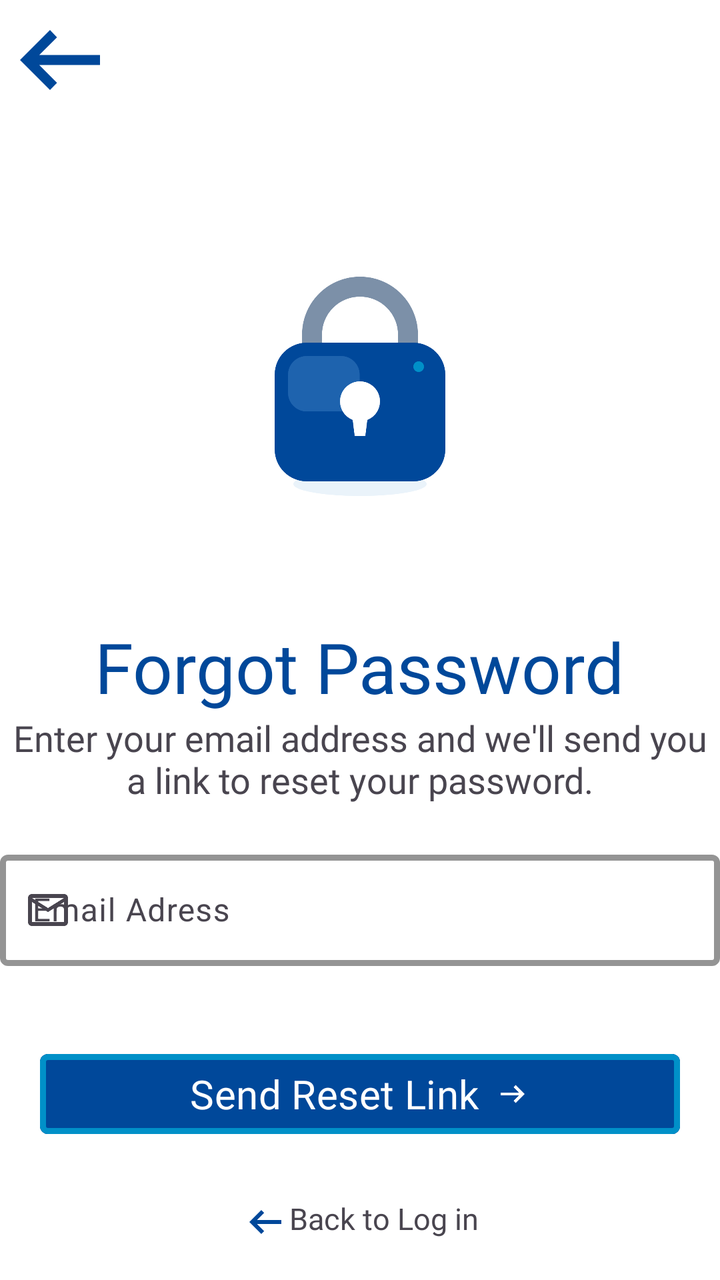
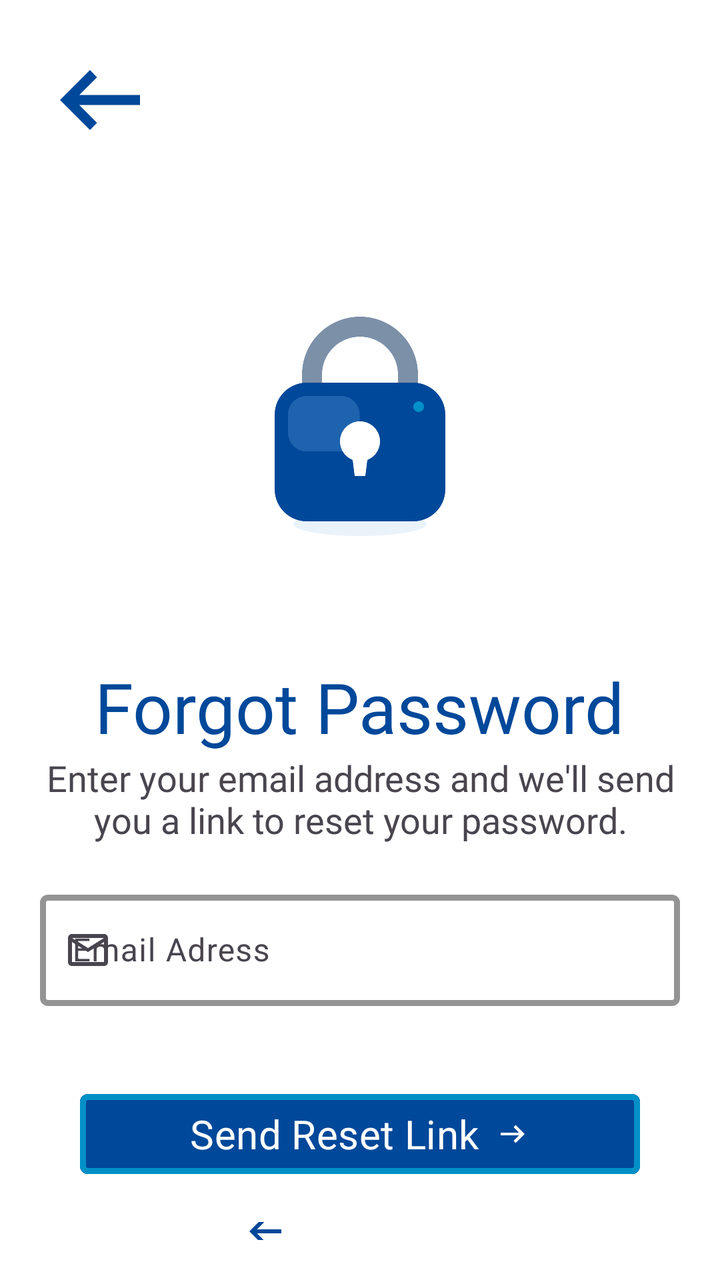

An Android layout rendered at two revisions. The XML below is the earlier revision; the diff shows what the commit changed to produce the second picture.
<!-- AndroidManifest.xml: application theme Theme.BagcilarApp -->
<!-- res/layout/fragment_forgot_password.xml -->
<?xml version="1.0" encoding="utf-8"?>
<FrameLayout xmlns:android="http://schemas.android.com/apk/res/android"
    xmlns:tools="http://schemas.android.com/tools"
    android:layout_width="match_parent"
    android:layout_height="match_parent"
    xmlns:app="http://schemas.android.com/apk/res-auto"
    android:orientation="vertical"
    android:gravity="center|top"
    tools:context=".ui.auth.ForgotPasswordFragment"
    android:layout_margin="20dp"
    android:background="@color/white">

    <ProgressBar
        android:id="@+id/progressBar"
        android:layout_width="200dp"
        android:layout_height="200dp"
        android:layout_gravity="center"
        android:visibility="gone"
        />

    <LinearLayout
        android:id="@+id/linearForgotPassword"
        android:layout_width="match_parent"
        android:layout_height="match_parent"
        android:orientation="vertical"
        android:gravity="center|top">
        <ImageButton
            android:id="@+id/ibBackToLogin"
            android:layout_width="60dp"
            android:layout_height="60dp"
            android:layout_gravity="start"
            android:layout_marginBottom="30dp"
            android:scaleType="fitCenter"
            android:src="@drawable/outline_arrow_left_alt_24"
            android:background="@color/white" />

        <ImageView
            android:layout_width="200dp"
            android:layout_height="200dp"
            android:src="@drawable/ic_forgot_password"
            />

        <TextView
            android:layout_width="wrap_content"
            android:layout_height="wrap_content"
            android:text="Forgot Password"
            android:fontFamily="@font/poppins_bold"
            android:textSize="35sp"
            android:textColor="@color/bagcilar_dark_blue"
            android:layout_marginTop="20dp"/>

        <TextView
            android:layout_width="wrap_content"
            android:layout_height="wrap_content"
            android:text="Enter your email address and we'll send you a link to reset your password."
            android:textSize="18sp"
            android:fontFamily="@font/poppins_medium"
            android:textAlignment="center"/>

        <com.google.android.material.textfield.TextInputLayout
            android:layout_width="match_parent"
            android:layout_height="wrap_content"
            android:hint="@string/email_adress"
            app:boxBackgroundMode="outline"
            app:boxStrokeColor="@color/bagcilar_dark_blue"
            app:boxStrokeWidth="3dp"
            app:hintTextColor="@color/bagcilar_dark_blue"
            app:startIconDrawable="@drawable/baseline_mail_outline_24"
            android:layout_marginTop="20dp"
            android:layout_marginBottom="20dp">
            <com.google.android.material.textfield.TextInputEditText
                android:id="@+id/etEmail"
                android:layout_width="match_parent"
                android:layout_height="match_parent"
                android:textColor="@color/black"
                android:inputType="textEmailAddress"/>
        </com.google.android.material.textfield.TextInputLayout>

        <com.google.android.material.button.MaterialButton
            android:id="@+id/btnSendResetLink"
            android:layout_width="match_parent"
            android:layout_height="wrap_content"
            android:backgroundTint="@color/bagcilar_dark_blue"
            android:text="Send Reset Link"
            android:textSize="20sp"
            android:fontFamily="@font/poppins_semibold"
            app:iconGravity="textEnd"
            app:icon="@drawable/outline_arrow_right_alt_24"
            app:cornerRadius="4dp"
            app:strokeColor="@color/bagcilar_light_blue"
            app:strokeWidth="3dp"
            android:elevation="4dp"
            android:layout_marginTop="20dp"
            android:layout_marginEnd="20dp"
            android:layout_marginStart="20dp"/>

        <TextView
            android:id="@+id/tvBackToLogIn"
            android:layout_width="wrap_content"
            android:layout_height="wrap_content"
            android:text="Back to Log in"
            android:drawableStart="@drawable/outline_arrow_left_alt_24"
            android:textSize="15sp"
            android:fontFamily="@font/poppins_semibold"
            android:layout_marginTop="20dp"
            android:padding="8dp"/>

    </LinearLayout>




</FrameLayout>
<!-- resources referenced by this layout -->
<resources>
  <color name="bagcilar_dark_blue">#00489A</color>
  <color name="bagcilar_light_blue">#0090C8</color>
  <color name="black">#FF000000</color>
  <color name="white">#FFFFFFFF</color>
  <!-- drawable baseline_mail_outline_24 (drawable) -->
  <vector xmlns:android="http://schemas.android.com/apk/res/android" android:height="24dp" android:tint="#00489A" android:viewportHeight="24" android:viewportWidth="24" android:width="24dp">
        
      <path android:fillColor="@android:color/white" android:pathData="M20,4L4,4c-1.1,0 -1.99,0.9 -1.99,2L2,18c0,1.1 0.9,2 2,2h16c1.1,0 2,-0.9 2,-2L22,6c0,-1.1 -0.9,-2 -2,-2zM20,18L4,18L4,8l8,5 8,-5v10zM12,11L4,6h16l-8,5z"/>
      
  </vector>
  <!-- drawable ic_forgot_password (drawable) -->
  <?xml version="1.0" encoding="utf-8"?>
  <vector xmlns:android="http://schemas.android.com/apk/res/android"
      android:width="160dp"
      android:height="160dp"
      android:viewportWidth="300"
      android:viewportHeight="300">
      <path
          android:pathData="M 114 122 L 114 116 A 36 36 0 0 1 186 116 L 186 122"
          android:fillColor="#00000000"
          android:strokeColor="#7C90A8"
          android:strokeWidth="15"
          android:strokeLineCap="round" />
      <path
          android:pathData="M 100 228 A 50 9 0 1 0 200 228 A 50 9 0 1 0 100 228 Z"
          android:fillColor="#EAF3FA" />
      <path
          android:pathData="M 110.0 122 L 190.0 122 A 24 24 0 0 1 214.0 146 L 214.0 202 A 24 24 0 0 1 190.0 226 L 110.0 226 A 24 24 0 0 1 86.0 202 L 86.0 146 A 24 24 0 0 1 110.0 122 Z"
          android:fillColor="#00489A" />
      <path
          android:pathData="M 110.0 132 L 135.76 132 A 14 14 0 0 1 149.76 146 L 149.76 159.6 A 14 14 0 0 1 135.76 173.6 L 110.0 173.6 A 14 14 0 0 1 96.0 159.6 L 96.0 146 A 14 14 0 0 1 110.0 132 Z"
          android:fillColor="#1E63AE" />
      <path
          android:pathData="M 135 166 A 15 15 0 1 0 165 166 A 15 15 0 1 0 135 166 Z"
          android:fillColor="#FFFFFF" />
      <path
          android:pathData="M 143.5 172 L 156.5 172 L 154 192 L 146 192 Z"
          android:fillColor="#FFFFFF" />
      <path
          android:pathData="M 190.0 140 A 4 4 0 1 0 198.0 140 A 4 4 0 1 0 190.0 140 Z"
          android:fillColor="#0090C8" />
  </vector>
  <!-- drawable outline_arrow_left_alt_24 (drawable) -->
  <vector xmlns:android="http://schemas.android.com/apk/res/android" android:autoMirrored="true" android:height="24dp" android:tint="#00489A" android:viewportHeight="960" android:viewportWidth="960" android:width="24dp">
        
      <path android:fillColor="@android:color/white" android:pathData="M400,720L160,480L400,240L456,298L314,440L800,440L800,520L314,520L456,662L400,720Z"/>
      
  </vector>
  <!-- drawable outline_arrow_right_alt_24 (drawable) -->
  <vector xmlns:android="http://schemas.android.com/apk/res/android" android:autoMirrored="true" android:height="24dp" android:tint="#FFFFFF" android:viewportHeight="960" android:viewportWidth="960" android:width="24dp">
        
      <path android:fillColor="@android:color/white" android:pathData="M560,720L504,662L646,520L160,520L160,440L646,440L504,298L560,240L800,480L560,720Z"/>
      
  </vector>
  <string name="email_adress">Email Adress</string>
  <style name="Theme.BagcilarApp" parent="Base.Theme.BagcilarApp" />
  
      // Active Indicator for BottomNavigationView
  <style name="Base.Theme.BagcilarApp" parent="Theme.Material3.DayNight.NoActionBar">
          
          
      </style>
</resources>

<!-- the commit's change to res/layout/fragment_forgot_password.xml (unified diff, before → after) -->
@@ -7,7 +7,7 @@
     android:orientation="vertical"
     android:gravity="center|top"
     tools:context=".ui.auth.ForgotPasswordFragment"
-    android:layout_margin="20dp"
+    android:padding="20dp"
     android:background="@color/white">
 
     <ProgressBar
